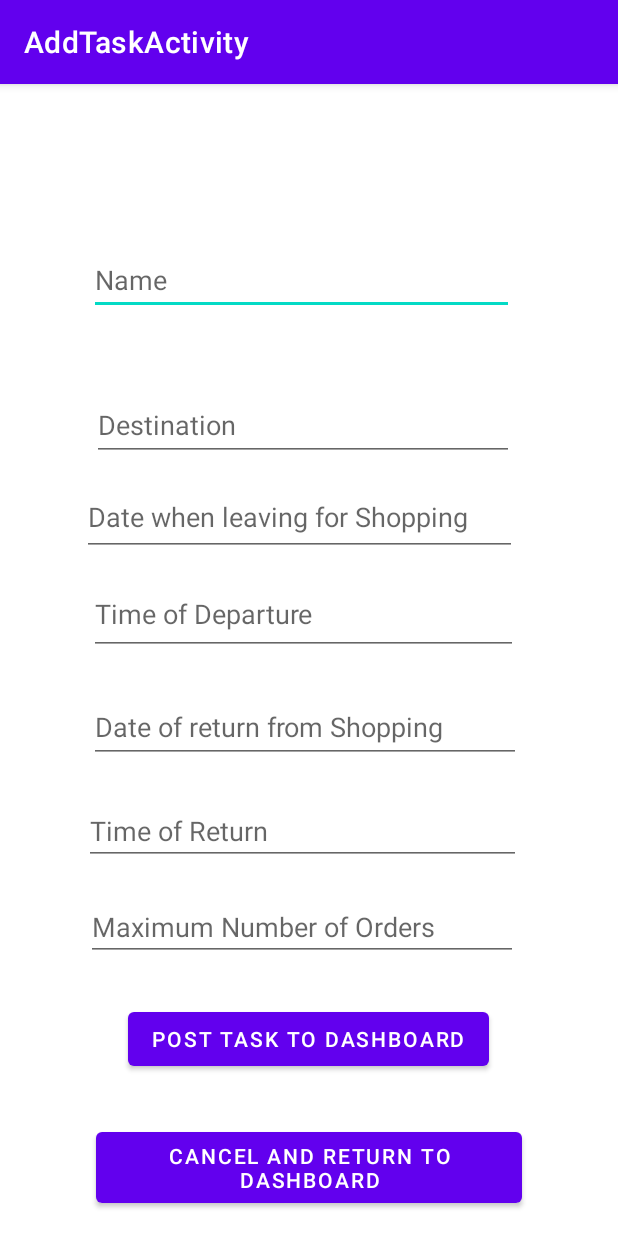
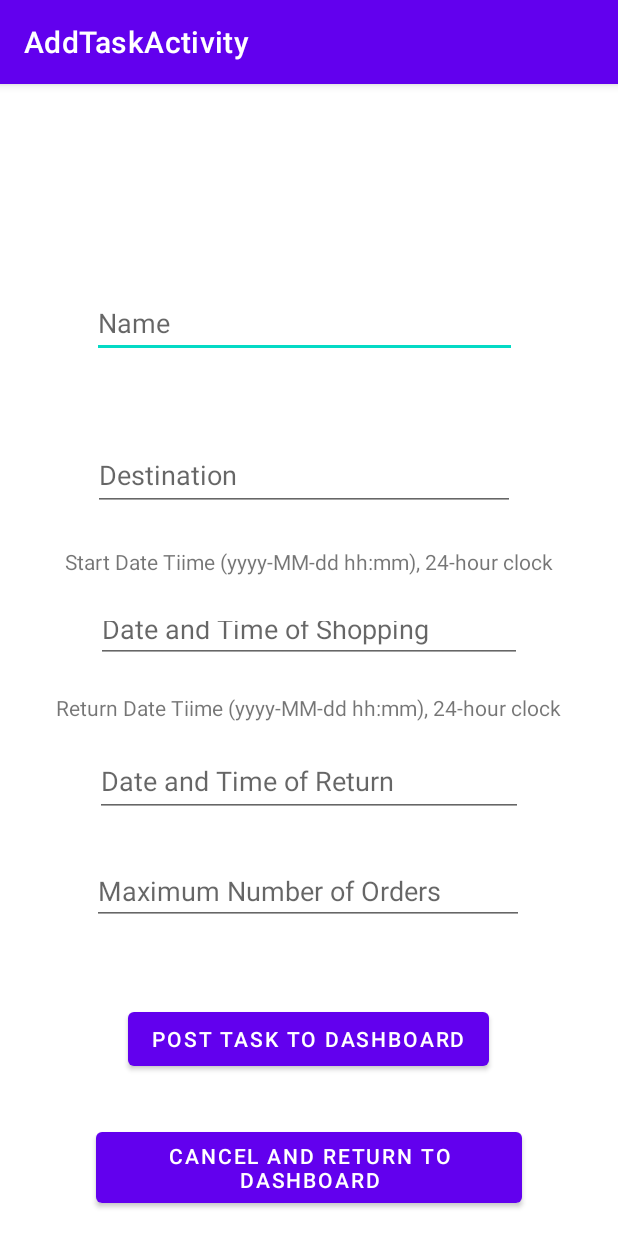
Before and after one commit to mrmandarin2002/uofthacks, an Android app: the screen it shows after launch (AddTaskActivity), on a phone screen of 412 x 824 dp. Run offline under Robolectric (Android 15) with nearby library versions, the phone set to English and light mode, and no system bars.

Commit message:
Created a window for user to input to create a task. Also mcoded the part that reads in the user input, converts it to the right datatype, and makes a "Task"object out of it

```diff
--- a/shoppingdashboardv2/app/src/main/java/com/example/shoppingdashboardv2/AddTaskActivity.java
+++ b/shoppingdashboardv2/app/src/main/java/com/example/shoppingdashboardv2/AddTaskActivity.java
@@ -3,6 +3,16 @@ package com.example.shoppingdashboardv2;
 import androidx.appcompat.app.AppCompatActivity;
 
 import android.os.Bundle;
+import android.util.Log;
+import android.view.View;
+import android.widget.Button;
+import android.widget.EditText;
+
+import java.text.ParseException;
+import java.text.SimpleDateFormat;
+import java.util.ArrayList;
+import java.util.Date;
+
 
 public class AddTaskActivity extends AppCompatActivity {
 
@@ -10,5 +20,47 @@ public class AddTaskActivity extends AppCompatActivity {
     protected void onCreate(Bundle savedInstanceState) {
         super.onCreate(savedInstanceState);
         setContentView(R.layout.activity_add_task);
+        Button submitButton = (Button) findViewById(R.id.createTask_bt);
+        submitButton.setOnClickListener(
+                new View.OnClickListener()
+                {
+                    public void onClick(View view)
+                    {
+                        EditText nameField   = (EditText)findViewById(R.id.name_et);
+                        EditText destField   = (EditText)findViewById(R.id.destination_et);
+                        EditText dateTimeStartField   = (EditText)findViewById(R.id.startDateTime_et);//this part gets the start date and time from the text field
+                        EditText dateTimeReturnField   = (EditText)findViewById(R.id.returnDateTime_et); // this part gets the return date and time from the text field
+
+                        EditText maxOrdersField   = (EditText)findViewById(R.id.maxOrders_et);
+                        String name = nameField.getText().toString();
+                        String dest = destField.getText().toString();
+                        String sDate = dateTimeStartField.getText().toString();
+                        SimpleDateFormat sdf = new SimpleDateFormat("yyyy-MM-dd HH:mm:ss");
+                        Date startDate = new Date();
+                        try {
+                            startDate = sdf.parse(sDate);
+                        } catch (ParseException e) {
+                            e.printStackTrace();
+                        }
+
+                        String rDate = dateTimeReturnField.getText().toString();
+                        Date returnDate = new Date();
+                        try {
+                            returnDate = sdf.parse(rDate);
+                        } catch (ParseException e) {
+                            e.printStackTrace();
+                        }
+
+                        String max_orders = maxOrdersField.getText().toString();
+                        int maximum_orders = Integer.parseInt(max_orders);
+                        ArrayList<String> requests = new ArrayList<String>();;
+
+                        Task addedTask = new Task(name, dest, startDate, returnDate, maximum_orders, requests);
+
+
+                        //Log.v("EditText", mEdit.getText().toString());
+
+                    }
+                });
     }
 }
--- a/shoppingdashboardv2/app/src/main/res/layout/activity_add_task.xml
+++ b/shoppingdashboardv2/app/src/main/res/layout/activity_add_task.xml
@@ -5,6 +5,17 @@
     android:layout_width="match_parent"
     android:layout_height="match_parent"
     tools:context=".AddTaskActivity">
+
+    <TextView
+        android:id="@+id/dateTimeReturn_txtv"
+        android:layout_width="wrap_content"
+        android:layout_height="wrap_content"
+        android:layout_marginBottom="16dp"
+        android:text="Return Date Tiime (yyyy-MM-dd hh:mm), 24-hour clock"
+        app:layout_constraintBottom_toTopOf="@+id/returnDateTime_et"
+        app:layout_constraintEnd_toEndOf="parent"
+        app:layout_constraintHorizontal_bias="0.493"
+        app:layout_constraintStart_toStartOf="parent" />
 
     <EditText
         android:id="@+id/name_et"
@@ -16,87 +27,35 @@
         android:inputType="textPersonName"
         app:layout_constraintBottom_toTopOf="@+id/destination_et"
         app:layout_constraintEnd_toEndOf="parent"
-        app:layout_constraintHorizontal_bias="0.46"
+        app:layout_constraintHorizontal_bias="0.476"
         app:layout_constraintStart_toStartOf="parent"
         app:layout_constraintTop_toTopOf="parent"
-        app:layout_constraintVertical_bias="0.0" />
+        app:layout_constraintVertical_bias="0.347" />
 
     <EditText
         android:id="@+id/destination_et"
         android:layout_width="281dp"
         android:layout_height="48dp"
-        android:layout_marginBottom="12dp"
+        android:layout_marginBottom="24dp"
         android:ems="10"
         android:hint="Destination"
         android:inputType="textPersonName"
-        app:layout_constraintBottom_toTopOf="@+id/startDate_et"
+        app:layout_constraintBottom_toTopOf="@+id/dateTimeStart_txtv"
         app:layout_constraintEnd_toEndOf="parent"
-        app:layout_constraintHorizontal_bias="0.469"
-        app:layout_constraintStart_toStartOf="parent" />
-
-    <EditText
-        android:id="@+id/startDate_et"
-        android:layout_width="290dp"
-        android:layout_height="51dp"
-        android:layout_marginBottom="12dp"
-        android:ems="10"
-        android:hint="Date when leaving for Shopping"
-        android:inputType="date"
-        app:layout_constraintBottom_toTopOf="@+id/startTime_et"
-        app:layout_constraintEnd_toEndOf="parent"
-        app:layout_constraintHorizontal_bias="0.446"
-        app:layout_constraintStart_toStartOf="parent" />
-
-    <EditText
-        android:id="@+id/startTime_et"
-        android:layout_width="286dp"
-        android:layout_height="54dp"
-        android:layout_marginBottom="24dp"
-        android:ems="10"
-        android:hint="Time of Departure"
-        android:inputType="time"
-        app:layout_constraintBottom_toTopOf="@+id/returnDate_et"
-        app:layout_constraintEnd_toEndOf="parent"
-        app:layout_constraintHorizontal_bias="0.472"
-        app:layout_constraintStart_toStartOf="parent" />
-
-    <EditText
-        android:id="@+id/returnDate_et"
-        android:layout_width="288dp"
-        android:layout_height="48dp"
-        android:layout_marginBottom="24dp"
-        android:ems="10"
-        android:hint="Date of return from Shopping"
-        android:inputType="date"
-        app:layout_constraintBottom_toTopOf="@+id/returnTime_et"
-        app:layout_constraintEnd_toEndOf="parent"
-        app:layout_constraintHorizontal_bias="0.479"
-        app:layout_constraintStart_toStartOf="parent" />
-
-    <EditText
-        android:id="@+id/returnTime_et"
-        android:layout_width="291dp"
-        android:layout_height="44dp"
-        android:layout_marginBottom="24dp"
-        android:ems="10"
-        android:hint="Time of Return"
-        android:inputType="time"
-        app:layout_constraintBottom_toTopOf="@+id/maxOrders_et"
-        app:layout_constraintEnd_toEndOf="parent"
-        app:layout_constraintHorizontal_bias="0.466"
+        app:layout_constraintHorizontal_bias="0.476"
         app:layout_constraintStart_toStartOf="parent" />
 
     <EditText
         android:id="@+id/maxOrders_et"
         android:layout_width="288dp"
         android:layout_height="40dp"
-        android:layout_marginBottom="28dp"
+        android:layout_marginBottom="52dp"
         android:ems="10"
         android:hint="Maximum Number of Orders"
         android:inputType="number"
         app:layout_constraintBottom_toTopOf="@+id/createTask_bt"
         app:layout_constraintEnd_toEndOf="parent"
-        app:layout_constraintHorizontal_bias="0.463"
+        app:layout_constraintHorizontal_bias="0.495"
         app:layout_constraintStart_toStartOf="parent" />
 
     <Button
@@ -121,4 +80,38 @@
         app:layout_constraintEnd_toEndOf="parent"
         app:layout_constraintStart_toStartOf="parent" />
 
+    <TextView
+        android:id="@+id/dateTimeStart_txtv"
+        android:layout_width="wrap_content"
+        android:layout_height="wrap_content"
+        android:layout_marginBottom="20dp"
+        android:text="Start Date Tiime (yyyy-MM-dd hh:mm), 24-hour clock"
+        app:layout_constraintBottom_toTopOf="@+id/startDateTime_et"
+        app:layout_constraintEnd_toEndOf="parent"
+        app:layout_constraintStart_toStartOf="parent" />
+
+    <EditText
+        android:id="@+id/startDateTime_et"
+        android:layout_width="284dp"
+        android:layout_height="38dp"
+        android:layout_marginBottom="20dp"
+        android:ems="10"
+        android:hint="Date and Time of Shopping "
+        android:inputType="textPersonName"
+        app:layout_constraintBottom_toTopOf="@+id/dateTimeReturn_txtv"
+        app:layout_constraintEnd_toEndOf="parent"
+        app:layout_constraintStart_toStartOf="parent" />
+
+    <EditText
+        android:id="@+id/returnDateTime_et"
+        android:layout_width="285dp"
+        android:layout_height="47dp"
+        android:layout_marginBottom="32dp"
+        android:ems="10"
+        android:hint="Date and Time of Return"
+        android:inputType="textPersonName"
+        app:layout_constraintBottom_toTopOf="@+id/maxOrders_et"
+        app:layout_constraintEnd_toEndOf="parent"
+        app:layout_constraintStart_toStartOf="parent" />
+
 </androidx.constraintlayout.widget.ConstraintLayout>
```
